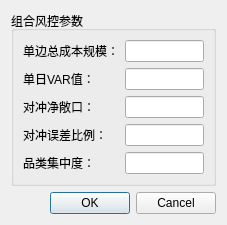
Before: the Qt Designer form setting_riskctrlp.ui in ChengruiGu/CMF_Marketmaker, drawn with Qt 5.
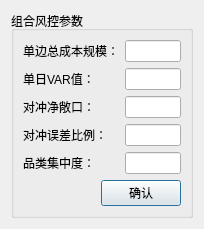
After: the same form once the commit is applied.

The edit to the form file:
```diff
--- a/setting_riskctrlp.ui
+++ b/setting_riskctrlp.ui
@@ -6,20 +6,22 @@
    <rect>
     <x>0</x>
     <y>0</y>
-    <width>227</width>
-    <height>203</height>
+    <width>204</width>
+    <height>207</height>
    </rect>
   </property>
   <property name="windowTitle">
    <string>组合风控设置</string>
   </property>
-  <layout class="QVBoxLayout" name="verticalLayout">
+  <layout class="QVBoxLayout" name="verticalLayout_2">
    <item>
     <widget class="QGroupBox" name="groupBox_2">
      <property name="title">
       <string>组合风控参数</string>
      </property>
-     <layout class="QFormLayout" name="formLayout">
+     <layout class="QVBoxLayout" name="verticalLayout">
+      <item>
+       <layout class="QFormLayout" name="formLayout_2">
       <item row="0" column="0">
        <widget class="QLabel" name="label">
         <property name="text">
@@ -47,9 +49,6 @@
         </property>
        </widget>
       </item>
-      <item row="2" column="1">
-       <widget class="QLineEdit" name="lineEdit_3"/>
-      </item>
       <item row="3" column="0">
        <widget class="QLabel" name="label_4">
         <property name="text">
@@ -57,9 +56,6 @@
         </property>
        </widget>
       </item>
-      <item row="3" column="1">
-       <widget class="QLineEdit" name="lineEdit_4"/>
-      </item>
       <item row="4" column="0">
        <widget class="QLabel" name="label_5">
         <property name="text">
@@ -67,20 +63,42 @@
         </property>
        </widget>
       </item>
+        <item row="2" column="1">
+         <widget class="QLineEdit" name="lineEdit_3"/>
+        </item>
+        <item row="3" column="1">
+         <widget class="QLineEdit" name="lineEdit_4"/>
+        </item>
       <item row="4" column="1">
        <widget class="QLineEdit" name="lineEdit_5"/>
       </item>
      </layout>
-    </widget>
    </item>
    <item>
-    <widget class="QDialogButtonBox" name="buttonBox">
+       <layout class="QHBoxLayout" name="horizontalLayout">
+        <item>
+         <spacer name="horizontalSpacer">
      <property name="orientation">
       <enum>Qt::Horizontal</enum>
      </property>
-     <property name="standardButtons">
-      <set>QDialogButtonBox::Cancel|QDialogButtonBox::Ok</set>
-     </property>
+          <property name="sizeHint" stdset="0">
+           <size>
+            <width>40</width>
+            <height>20</height>
+           </size>
+          </property>
+         </spacer>
+        </item>
+        <item>
+         <widget class="QPushButton" name="pushButton">
+          <property name="text">
+           <string>确认</string>
+          </property>
+         </widget>
+        </item>
+       </layout>
+      </item>
+     </layout>
     </widget>
    </item>
   </layout>
```
Left out of the diff: 35 changed lines with no effect on the pictures. Lines whose indentation alone changed are shown as unchanged.
